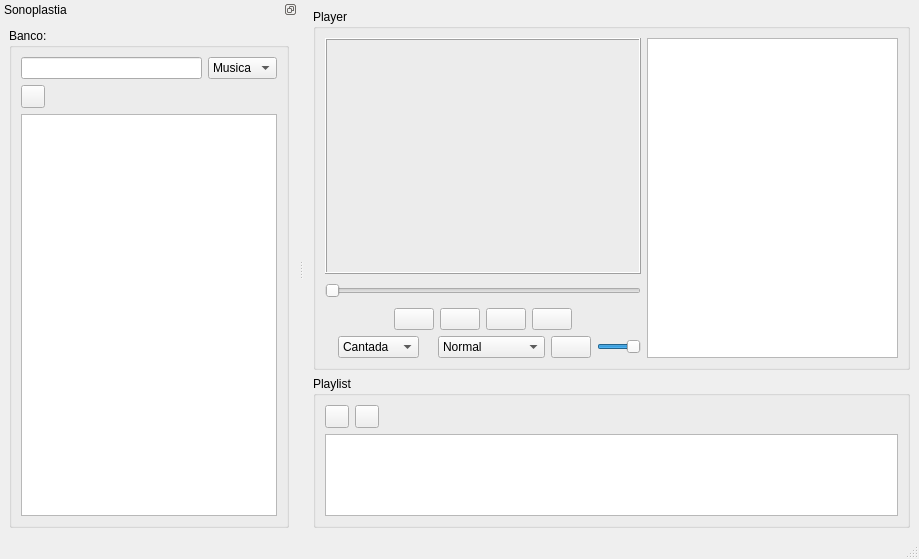
Qt form TelaInicial.ui (Deivison07/public_projSono) before a commit.
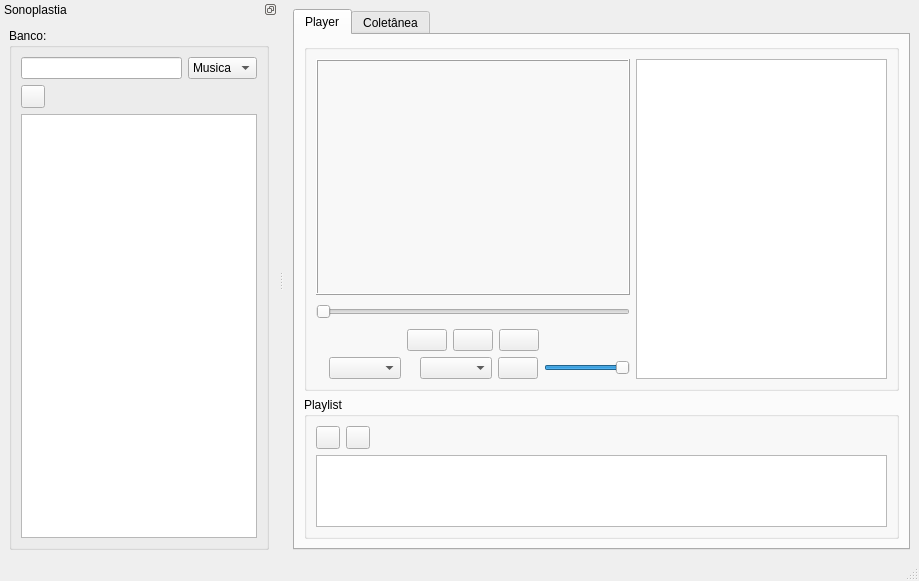
The same form after that commit. Icons and pictures are not drawn.

Commit message: gerenciamento de tela concluida

What changed in the file:
```diff
--- a/TelaInicial.ui
+++ b/TelaInicial.ui
@@ -7,7 +7,7 @@
     <x>0</x>
     <y>0</y>
     <width>919</width>
-    <height>559</height>
+    <height>569</height>
    </rect>
   </property>
   <property name="contextMenuPolicy">
@@ -19,11 +19,21 @@
   <widget class="QWidget" name="centralwidget">
    <layout class="QHBoxLayout" name="horizontalLayout_12">
     <item>
+     <widget class="QTabWidget" name="tabWidget">
+      <property name="currentIndex">
+       <number>0</number>
+      </property>
+      <widget class="QWidget" name="tab">
+       <attribute name="title">
+        <string>Player</string>
+       </attribute>
+       <layout class="QHBoxLayout" name="horizontalLayout_13">
+        <item>
      <layout class="QVBoxLayout" name="verticalLayout_9">
       <item>
        <widget class="QGroupBox" name="groupBox_2">
         <property name="title">
-         <string>Player</string>
+             <string/>
         </property>
         <layout class="QHBoxLayout" name="horizontalLayout_6">
          <item>
@@ -103,26 +113,6 @@
                    </property>
                   </spacer>
                  </item>
-                 <item>
-                  <widget class="QPushButton" name="botaoAnterior">
-                   <property name="text">
-                    <string/>
-                   </property>
-                   <property name="icon">
-                    <iconset>
-                     <normaloff>icones/previus.png</normaloff>icones/previus.png</iconset>
-                   </property>
-                   <property name="iconSize">
-                    <size>
-                     <width>18</width>
-                     <height>18</height>
-                    </size>
-                   </property>
-                   <property name="autoRepeat">
-                    <bool>false</bool>
-                   </property>
-                  </widget>
-                 </item>
                  <item>
                   <widget class="QPushButton" name="botaoPlay">
                    <property name="text">
@@ -143,26 +133,6 @@
                    </property>
                   </widget>
                  </item>
-                 <item>
-                  <widget class="QPushButton" name="botaoProximo">
-                   <property name="text">
-                    <string/>
-                   </property>
-                   <property name="icon">
-                    <iconset>
-                     <normaloff>icones/next.png</normaloff>icones/next.png</iconset>
-                   </property>
-                   <property name="iconSize">
-                    <size>
-                     <width>18</width>
-                     <height>18</height>
-                    </size>
-                   </property>
-                   <property name="autoRepeat">
-                    <bool>false</bool>
-                   </property>
-                  </widget>
-                 </item>
                  <item>
                   <widget class="QPushButton" name="botaoStop">
                    <property name="text">
@@ -183,6 +153,32 @@
                    </property>
                   </widget>
                  </item>
+                     <item>
+                      <widget class="QPushButton" name="botaoRedimencionar">
+                       <property name="text">
+                        <string/>
+                       </property>
+                       <property name="icon">
+                        <iconset>
+                         <normaloff>icones/94519.png</normaloff>icones/94519.png</iconset>
+                       </property>
+                       <property name="iconSize">
+                        <size>
+                         <width>18</width>
+                         <height>18</height>
+                        </size>
+                       </property>
+                       <property name="checkable">
+                        <bool>true</bool>
+                       </property>
+                       <property name="checked">
+                        <bool>false</bool>
+                       </property>
+                       <property name="autoRepeat">
+                        <bool>false</bool>
+                       </property>
+                      </widget>
+                     </item>
                  <item>
                   <spacer name="horizontalSpacer">
                    <property name="orientation">
@@ -228,21 +224,11 @@
                <item>
                 <widget class="QComboBox" name="comboMusica">
                  <property name="currentIndex">
-                  <number>0</number>
+                      <number>-1</number>
                  </property>
                  <property name="frame">
                   <bool>true</bool>
                  </property>
-                 <item>
-                  <property name="text">
-                   <string comment="654" extracomment="684">Cantada</string>
-                  </property>
-                 </item>
-                 <item>
-                  <property name="text">
-                   <string>Playback</string>
-                  </property>
-                 </item>
                 </widget>
                </item>
               </layout>
@@ -271,24 +257,14 @@
                <item>
                 <widget class="QComboBox" name="comboLegenda">
                  <property name="currentText">
-                  <string>Normal</string>
+                      <string/>
                  </property>
                  <property name="currentIndex">
-                  <number>0</number>
+                      <number>-1</number>
                  </property>
                  <property name="frame">
                   <bool>true</bool>
                  </property>
-                 <item>
-                  <property name="text">
-                   <string>Normal</string>
-                  </property>
-                 </item>
-                 <item>
-                  <property name="text">
-                   <string>Sem Legenda</string>
-                  </property>
-                 </item>
                 </widget>
                </item>
                <item>
@@ -406,6 +382,15 @@
        </widget>
       </item>
      </layout>
+        </item>
+       </layout>
+      </widget>
+      <widget class="QWidget" name="tab_2">
+       <attribute name="title">
+        <string>Coletânea</string>
+       </attribute>
+      </widget>
+     </widget>
     </item>
    </layout>
   </widget>
```
Lines whose indentation alone changed are shown as unchanged. The commit also changes 5 other files.
